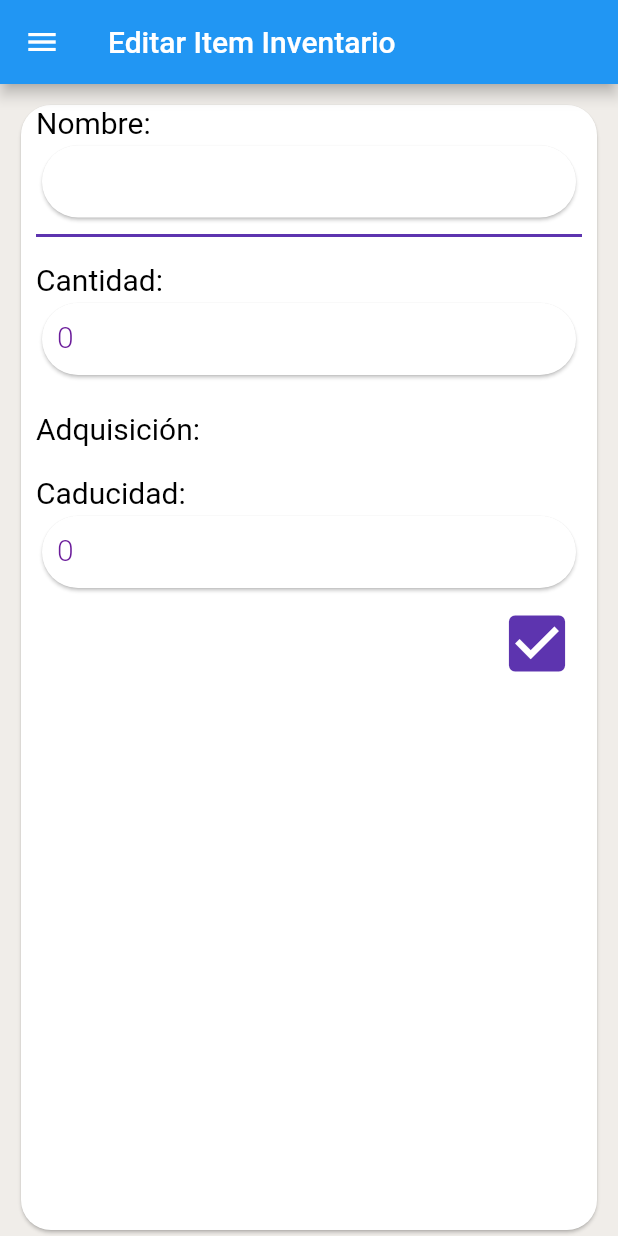
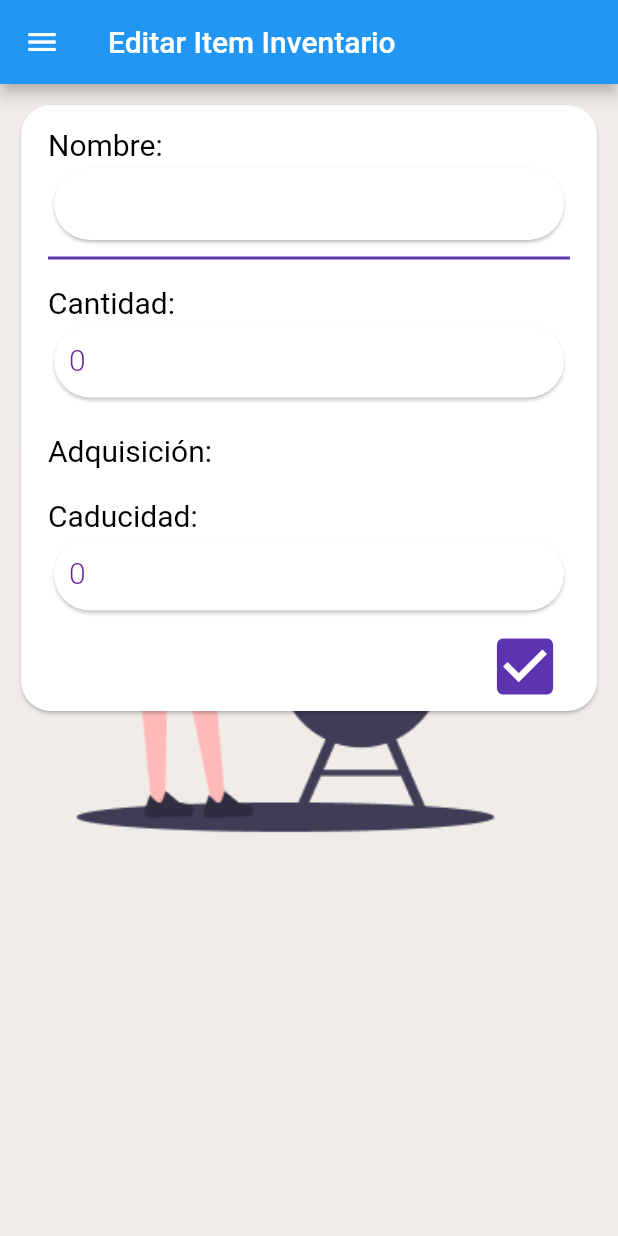
Before and after one commit to AlexMethod/kitchen_organizer_app, a Flutter app: the EditarItemInventarioPage screen opened directly with empty values, on a phone screen of 412 x 824 dp. Run offline on Flutter 3.47's test engine with Material 2 defaults, Android fonts, the light colour scheme and no system bars; our stand-ins replace cloud_firestore, firebase_core; accounts and stored records are empty.

Commit message:
Correccion de UI

```diff
--- a/lib/pantallas/editar_item_inventario_page.dart
+++ b/lib/pantallas/editar_item_inventario_page.dart
@@ -1,9 +1,9 @@
+import 'package:flutter/material.dart';
+import 'package:flutter/cupertino.dart';
 import 'package:cloud_firestore/cloud_firestore.dart';
-import 'package:flutter/material.dart';
+
 import 'package:kitchen_organizer_app/widgets/main_drawer.dart';
-import 'package:kitchen_organizer_app/widgets/textfield_personalizado.dart';
 import 'package:kitchen_organizer_app/widgets/textfield_edicion_producto.dart';
-import 'package:flutter/cupertino.dart';
 
 class EditarItemInventarioPage extends StatelessWidget {
   String nombreProducto;
@@ -40,8 +40,9 @@
                   fit : BoxFit.cover
               )
           ),
-        child : Container(
-            height: 100,
+        child : ListView(
+          children: [
+            Container(
                 margin: EdgeInsets.only(left : 10,right: 10, top: 10),
                 child : Card(
                     shape: RoundedRectangleBorder(
@@ -49,6 +50,7 @@
                     ),
                     clipBehavior: Clip.hardEdge,
                     child: Container(
+                        padding: EdgeInsets.symmetric(vertical: 15.0, horizontal: 8.0,),
                         margin: EdgeInsets.only(left : 10, right: 10),
                         child : Column(
                           children: [
@@ -167,6 +169,8 @@
                         )
                     )
                 )
+            ),
+          ],
         )
       )
     );
```
Lines whose indentation alone changed are shown as unchanged.
